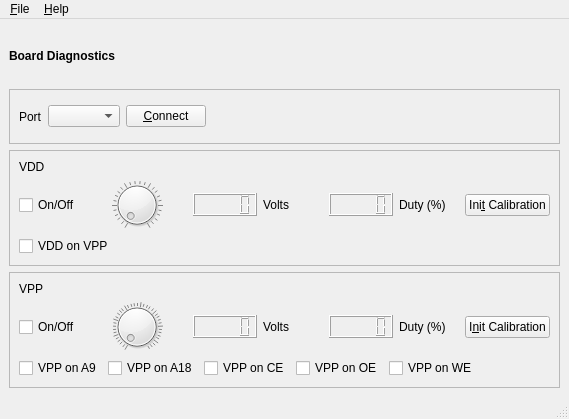
First picture: the form in software/usbflashprog/diag/diagwindow.ui, repository robsonsmartins/usbflashprog, before the edit.
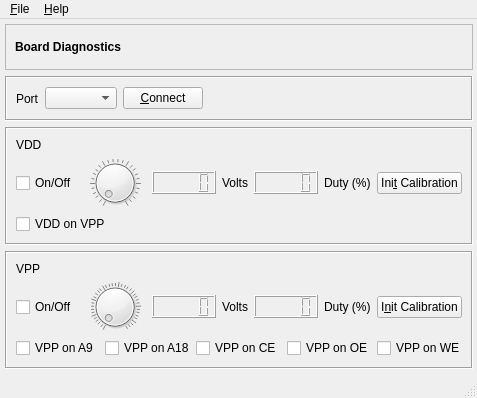
Second picture: the form after the edit. Icons and pictures are not drawn.

```diff
--- a/software/usbflashprog/diag/diagwindow.ui
+++ b/software/usbflashprog/diag/diagwindow.ui
@@ -6,8 +6,8 @@
    <rect>
     <x>0</x>
     <y>0</y>
-    <width>569</width>
-    <height>419</height>
+    <width>477</width>
+    <height>398</height>
    </rect>
   </property>
   <property name="windowTitle">
@@ -18,10 +18,24 @@
     <normaloff>:/icon/ufprog.png</normaloff>:/icon/ufprog.png</iconset>
   </property>
   <widget class="QWidget" name="centralwidget">
-   <layout class="QHBoxLayout" name="horizontalLayout_8">
-    <item>
+   <widget class="QWidget" name="">
+    <property name="geometry">
+     <rect>
+      <x>5</x>
+      <y>5</y>
+      <width>468</width>
+      <height>345</height>
+     </rect>
+    </property>
      <layout class="QVBoxLayout" name="verticalLayout_3">
       <item>
+      <widget class="QFrame" name="frame_2">
+       <property name="frameShape">
+        <enum>QFrame::StyledPanel</enum>
+       </property>
+       <property name="frameShadow">
+        <enum>QFrame::Raised</enum>
+       </property>
        <layout class="QHBoxLayout" name="horizontalLayout_5">
         <item>
          <widget class="QLabel" name="labelMain">
@@ -37,14 +51,15 @@
          </widget>
         </item>
        </layout>
+      </widget>
       </item>
       <item>
        <widget class="QFrame" name="frame">
         <property name="frameShape">
-         <enum>QFrame::StyledPanel</enum>
+        <enum>QFrame::Box</enum>
         </property>
         <property name="frameShadow">
-         <enum>QFrame::Raised</enum>
+        <enum>QFrame::Sunken</enum>
         </property>
         <layout class="QHBoxLayout" name="horizontalLayout_4">
          <item>
@@ -87,10 +102,10 @@
       <item>
        <widget class="QFrame" name="frameVdd">
         <property name="frameShape">
-         <enum>QFrame::StyledPanel</enum>
+        <enum>QFrame::Box</enum>
         </property>
         <property name="frameShadow">
-         <enum>QFrame::Raised</enum>
+        <enum>QFrame::Sunken</enum>
         </property>
         <layout class="QHBoxLayout" name="horizontalLayout_7">
          <item>
@@ -118,7 +133,7 @@
              <item>
               <widget class="QDial" name="dialVdd">
                <property name="sizePolicy">
-                <sizepolicy hsizetype="Preferred" vsizetype="Preferred">
+               <sizepolicy hsizetype="Ignored" vsizetype="Preferred">
                  <horstretch>0</horstretch>
                  <verstretch>0</verstretch>
                 </sizepolicy>
@@ -164,6 +179,12 @@
              </item>
              <item>
               <widget class="QLabel" name="labelVddVolts">
+              <property name="sizePolicy">
+               <sizepolicy hsizetype="Fixed" vsizetype="Preferred">
+                <horstretch>0</horstretch>
+                <verstretch>0</verstretch>
+               </sizepolicy>
+              </property>
                <property name="text">
                 <string>Volts</string>
                </property>
@@ -181,6 +202,12 @@
              </item>
              <item>
               <widget class="QLabel" name="labelVddDuty">
+              <property name="sizePolicy">
+               <sizepolicy hsizetype="Fixed" vsizetype="Preferred">
+                <horstretch>0</horstretch>
+                <verstretch>0</verstretch>
+               </sizepolicy>
+              </property>
                <property name="text">
                 <string>Duty (%)</string>
                </property>
@@ -216,10 +243,10 @@
       <item>
        <widget class="QFrame" name="frameVpp">
         <property name="frameShape">
-         <enum>QFrame::StyledPanel</enum>
+        <enum>QFrame::Box</enum>
         </property>
         <property name="frameShadow">
-         <enum>QFrame::Raised</enum>
+        <enum>QFrame::Sunken</enum>
         </property>
         <layout class="QHBoxLayout" name="horizontalLayout_6">
          <item>
@@ -247,7 +274,7 @@
              <item>
               <widget class="QDial" name="dialVpp">
                <property name="sizePolicy">
-                <sizepolicy hsizetype="Preferred" vsizetype="Preferred">
+               <sizepolicy hsizetype="Ignored" vsizetype="Preferred">
                  <horstretch>0</horstretch>
                  <verstretch>0</verstretch>
                 </sizepolicy>
@@ -293,6 +320,12 @@
              </item>
              <item>
               <widget class="QLabel" name="labelVppVolts">
+              <property name="sizePolicy">
+               <sizepolicy hsizetype="Fixed" vsizetype="Preferred">
+                <horstretch>0</horstretch>
+                <verstretch>0</verstretch>
+               </sizepolicy>
+              </property>
                <property name="text">
                 <string>Volts</string>
                </property>
@@ -310,6 +343,12 @@
              </item>
              <item>
               <widget class="QLabel" name="labelVppDuty">
+              <property name="sizePolicy">
+               <sizepolicy hsizetype="Fixed" vsizetype="Preferred">
+                <horstretch>0</horstretch>
+                <verstretch>0</verstretch>
+               </sizepolicy>
+              </property>
                <property name="text">
                 <string>Duty (%)</string>
                </property>
@@ -388,15 +427,14 @@
        </widget>
       </item>
      </layout>
-    </item>
-   </layout>
+   </widget>
   </widget>
   <widget class="QMenuBar" name="menubar">
    <property name="geometry">
     <rect>
      <x>0</x>
      <y>0</y>
-     <width>569</width>
+     <width>477</width>
      <height>21</height>
     </rect>
    </property>
```
Left out of the diff: 3 changed lines with no effect on the pictures. Lines whose indentation alone changed are shown as unchanged.
